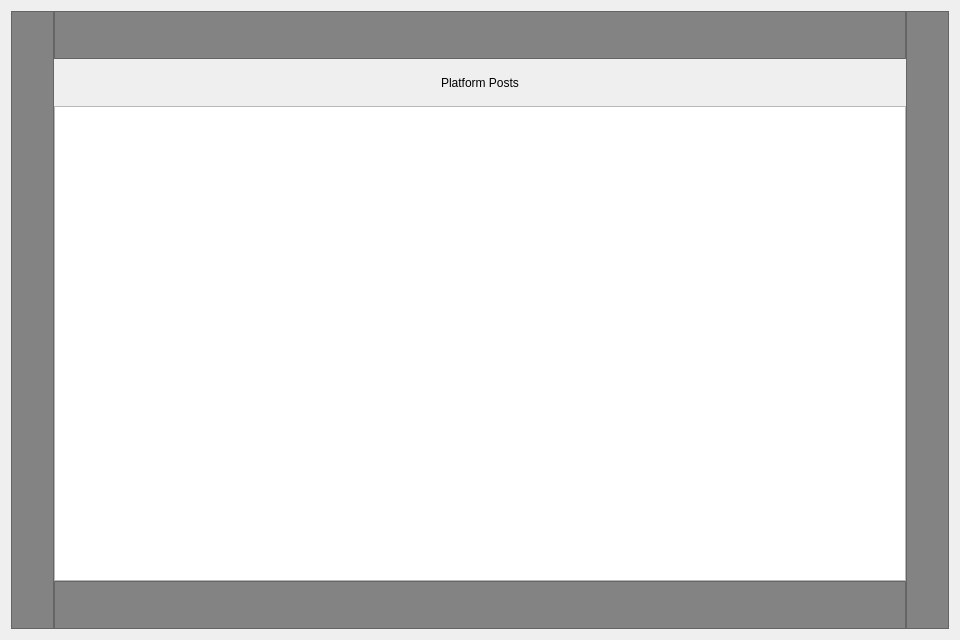
StronglogicSolutions/ky_gui, file postdialog.ui: the form before one commit.
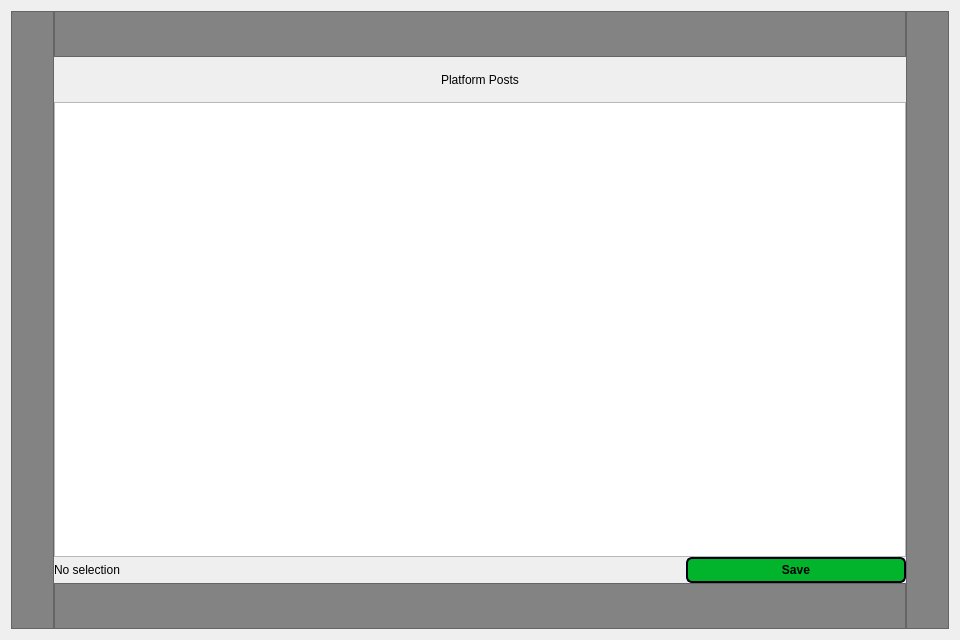
The form after the commit.

Diff of the .ui file:
```diff
--- a/postdialog.ui
+++ b/postdialog.ui
@@ -33,7 +33,7 @@
       </widget>
      </item>
      <item>
-      <layout class="QVBoxLayout" name="verticalLayout" stretch="1,1,10,1">
+      <layout class="QVBoxLayout" name="verticalLayout" stretch="1,1,10,0,1">
        <item>
         <widget class="QFrame" name="frame">
          <property name="styleSheet">
@@ -82,6 +82,48 @@
          </property>
         </widget>
        </item>
+       <item>
+        <layout class="QHBoxLayout" name="horizontalLayout_2">
+         <item>
+          <widget class="QLabel" name="selectionLabel">
+           <property name="text">
+            <string>No selection</string>
+           </property>
+           <property name="margin">
+            <number>8</number>
+           </property>
+          </widget>
+         </item>
+         <item>
+          <widget class="QPushButton" name="save">
+           <property name="maximumSize">
+            <size>
+             <width>220</width>
+             <height>16777215</height>
+            </size>
+           </property>
+           <property name="styleSheet">
+            <string notr="true">font: 87 18pt &quot;Noto Sans&quot;;
+color: rgb(0, 0, 0);
+background-color: rgb(2, 180, 43);
+font-weight: 700;
+padding: 4px;
+border-style: outset;
+border-width: 2px;
+border-radius: 6px;
+border-color: #00000f;
+min-width: 1em;
+min-height: 1em;
+padding: 4px;
+opacity: 0.3;</string>
+           </property>
+           <property name="text">
+            <string>Save</string>
+           </property>
+          </widget>
+         </item>
+        </layout>
+       </item>
        <item>
         <widget class="QFrame" name="frame_4">
          <property name="styleSheet">
```
